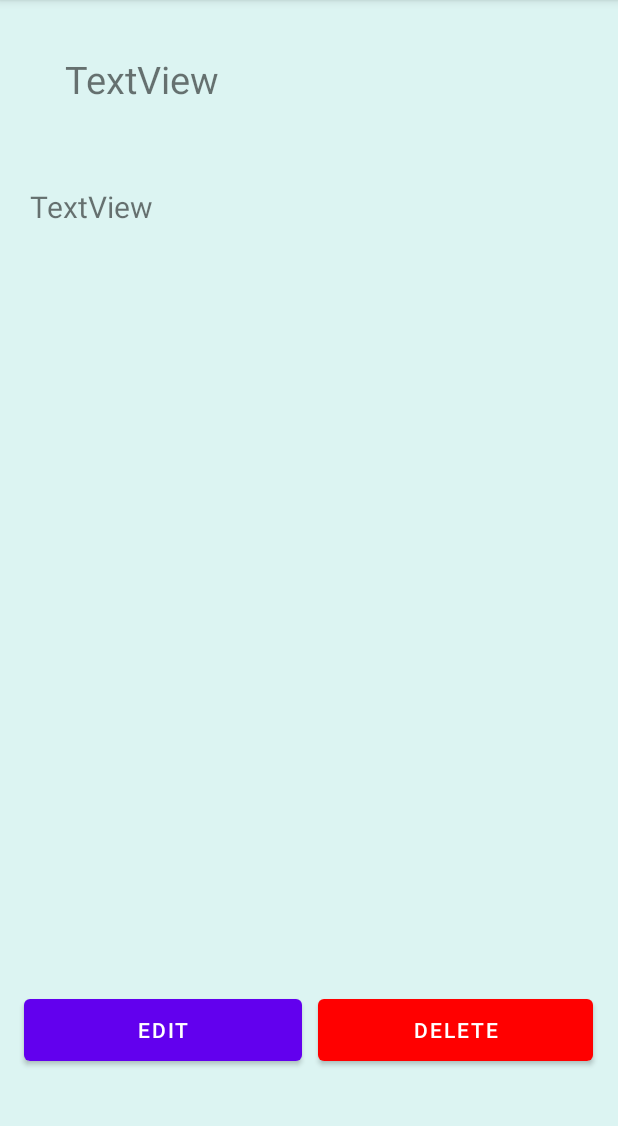
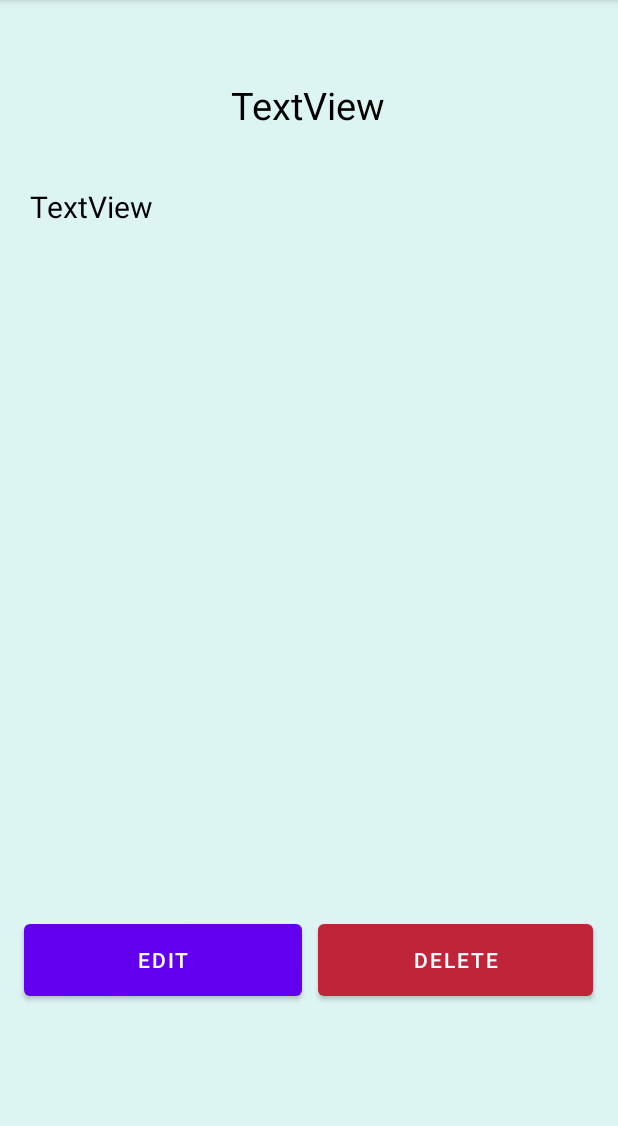
Before and after one commit to aarrasseayoub01/Nota, an Android app: the Note screen opened directly, with no data from a screen before it, on a phone screen of 412 x 824 dp, the part 84-1210 px from its top. Run offline under Robolectric (Android 15) with nearby library versions, the phone set to English and light mode, and no system bars; 3 statements that could not run were skipped.

Commit message:
Adding 'Created/Modified at ...'

```diff
--- a/app/src/main/java/com/example/nota/Note.java
+++ b/app/src/main/java/com/example/nota/Note.java
@@ -35,19 +35,24 @@ public class Note extends AppCompatActivity {
             actionBar.setBackgroundDrawable(new ColorDrawable(Color.parseColor("#089c8d")));
 
         }
-        Button button = findViewById(R.id.delete);
-        button.setBackgroundColor(Color.RED);
+        Button buttonDelete = findViewById(R.id.delete);
+        buttonDelete.setBackgroundColor(Color.rgb(191, 36, 57));
+
         TextView title = findViewById(R.id.title);
         TextView note = findViewById(R.id.note);
         Intent intent = getIntent();
         itemTitle = intent.getStringExtra("item");
-        String[] projection = { "note" };
+        String[] projection = { "note, date" };
         String selection = "title = ?";
         String[] selectionArgs = { itemTitle };
         Cursor cursor = getContentResolver().query(Notes.CONTENT_URI,projection,  selection, selectionArgs, null);
+        String date = null;
         while (cursor.moveToNext()) {
             itemNote = cursor.getString(cursor.getColumnIndexOrThrow("note"));
+            date = cursor.getString(cursor.getColumnIndexOrThrow("date"));
         }
+        TextView Modified = findViewById(R.id.Modified);
+        Modified.setText(date);
         title.setText(Html.fromHtml(itemTitle, Html.FROM_HTML_MODE_LEGACY));
         title.setMovementMethod(LinkMovementMethod.getInstance());
         note.setText(Html.fromHtml(itemNote, Html.FROM_HTML_MODE_LEGACY));
--- a/app/src/main/java/com/example/nota/Notes.java
+++ b/app/src/main/java/com/example/nota/Notes.java
@@ -23,6 +23,7 @@ public class Notes extends ContentProvider {
     static final String _ID = "_id";
     static final String TITLE = "title";
     static final String NOTE = "note";
+    static final String DATE = "date";
     private static HashMap<String, String> NOTES_PROJECTION_MAP;
     static final int NOTES = 1;
     static final int NOTE_ID = 2;
@@ -42,7 +43,7 @@ public class Notes extends ContentProvider {
     static final String CREATE_DB_TABLE =
             " CREATE TABLE " + NOTES_TABLE_NAME +
                     " (_id INTEGER PRIMARY KEY AUTOINCREMENT, " +
-                    " title TEXT NOT NULL, " + " note TEXT NOT NULL);";
+                    " title TEXT NOT NULL, " + " date TEXT NOT NULL," + " note TEXT NOT NULL);";
     /**
      * Helper class qui cree et gere le depot de données lie au provider
      */
--- a/app/src/main/java/com/example/nota/writing.java
+++ b/app/src/main/java/com/example/nota/writing.java
@@ -25,6 +25,7 @@ import android.widget.EditText;
 import android.widget.LinearLayout;
 import android.widget.Toast;
 
+import java.util.Calendar;
 import java.util.Objects;
 
 public class writing extends AppCompatActivity {
@@ -71,6 +72,15 @@ public class writing extends AppCompatActivity {
 
         if (Objects.equals(inputEdit, "true")) {
             ContentValues values = new ContentValues();
+            Calendar calendar = Calendar.getInstance();
+
+            int year = calendar.get(Calendar.YEAR);
+            int month = calendar.get(Calendar.MONTH); // Jan = 0, dec = 11
+            int day = calendar.get(Calendar.DAY_OF_MONTH);
+            int hour = calendar.get(Calendar.HOUR_OF_DAY);
+            int minute = calendar.get(Calendar.MINUTE);
+            int second = calendar.get(Calendar.SECOND);
+            values.put(Notes.DATE, "Modified at " +String.format("%d-%d-%d %d:%d:%d", year, month+1, day, hour, minute, second));
             values.put(Notes.TITLE,
                     ((EditText) findViewById(R.id.title)).getText().toString());
             values.put(Notes.NOTE,
@@ -84,6 +94,16 @@ public class writing extends AppCompatActivity {
             startActivity(intent);
         } else {
             ContentValues values = new ContentValues();
+            Calendar calendar = Calendar.getInstance();
+
+            int year = calendar.get(Calendar.YEAR);
+            int month = calendar.get(Calendar.MONTH); // Jan = 0, dec = 11
+            int day = calendar.get(Calendar.DAY_OF_MONTH);
+            int hour = calendar.get(Calendar.HOUR_OF_DAY);
+            int minute = calendar.get(Calendar.MINUTE);
+            int second = calendar.get(Calendar.SECOND);
+            values.put(Notes.DATE, "Created at " +String.format("%d-%d-%d %d:%d:%d", year, month+1, day, hour, minute, second));
+
             values.put(Notes.TITLE,
                     ((EditText) findViewById(R.id.title)).getText().toString());
             values.put(Notes.NOTE,
--- a/app/src/main/res/layout/activity_main.xml
+++ b/app/src/main/res/layout/activity_main.xml
@@ -18,7 +18,7 @@
         android:layout_width="wrap_content"
         android:layout_height="wrap_content"
         android:layout_marginEnd="24dp"
-
+        android:src="@drawable/plus"
         android:layout_marginBottom="24dp"
         android:clickable="true"
         android:onClick="Writing"
--- a/app/src/main/res/layout/activity_note.xml
+++ b/app/src/main/res/layout/activity_note.xml
@@ -5,11 +5,15 @@
     android:layout_width="match_parent"
     android:layout_height="match_parent"
     tools:context=".Note">
+
     <FrameLayout
         android:id="@+id/fragment_container"
         android:layout_width="match_parent"
         android:layout_height="match_parent"
-        android:background="#DCF4F2"/>
+        android:background="#DCF4F2">
+
+    </FrameLayout>
+
     <TextView
         android:id="@+id/title"
         android:layout_width="324dp"
@@ -17,17 +21,20 @@
         android:layout_marginStart="43dp"
         android:layout_marginTop="35dp"
         android:text="TextView"
+        android:gravity="center"
+        android:textColor="#000000"
+        android:textSize="25sp"
         app:layout_constraintStart_toStartOf="parent"
-        app:layout_constraintTop_toTopOf="parent"
-        android:textSize="25sp"/>
+        app:layout_constraintTop_toTopOf="parent" />
 
     <TextView
         android:id="@+id/note"
         android:layout_width="370dp"
-        android:layout_height="524dp"
+        android:layout_height="471dp"
         android:layout_marginStart="20dp"
         android:layout_marginTop="124dp"
         android:text="TextView"
+        android:textColor="#000000"
         android:textSize="20sp"
         app:layout_constraintStart_toStartOf="parent"
         app:layout_constraintTop_toTopOf="parent" />
@@ -35,22 +42,33 @@
     <Button
         android:id="@+id/edit"
         android:layout_width="185dp"
-        android:layout_height="53dp"
+        android:layout_height="60dp"
         android:layout_marginStart="16dp"
-        android:layout_marginTop="660dp"
+        android:layout_marginTop="610dp"
+        android:onClick="Edit"
         android:text="Edit"
-        android:onClick="Edit"
         app:layout_constraintStart_toStartOf="parent"
         app:layout_constraintTop_toTopOf="parent" />
 
     <Button
         android:id="@+id/delete"
         android:layout_width="183dp"
-        android:layout_height="53dp"
+        android:layout_height="60dp"
         android:layout_marginStart="212dp"
-        android:layout_marginTop="660dp"
+        android:layout_marginTop="610dp"
+        android:onClick="delete"
         android:text="Delete"
-        android:onClick="delete"
+        app:layout_constraintStart_toStartOf="parent"
+        app:layout_constraintTop_toTopOf="parent" />
+
+    <TextView
+        android:id="@+id/Modified"
+        android:layout_width="370dp"
+        android:layout_height="50dp"
+        android:layout_marginStart="16dp"
+        android:layout_marginTop="675dp"
+        android:text="TextView"
+        android:gravity="center"
         app:layout_constraintStart_toStartOf="parent"
         app:layout_constraintTop_toTopOf="parent" />
 
```
Also changed, not shown: app/src/main/res/drawable-v24/plus.png (added), app/src/main/res/plus/WhatsApp Image 2022-09-13 at 10.29.51.jpeg (added).
